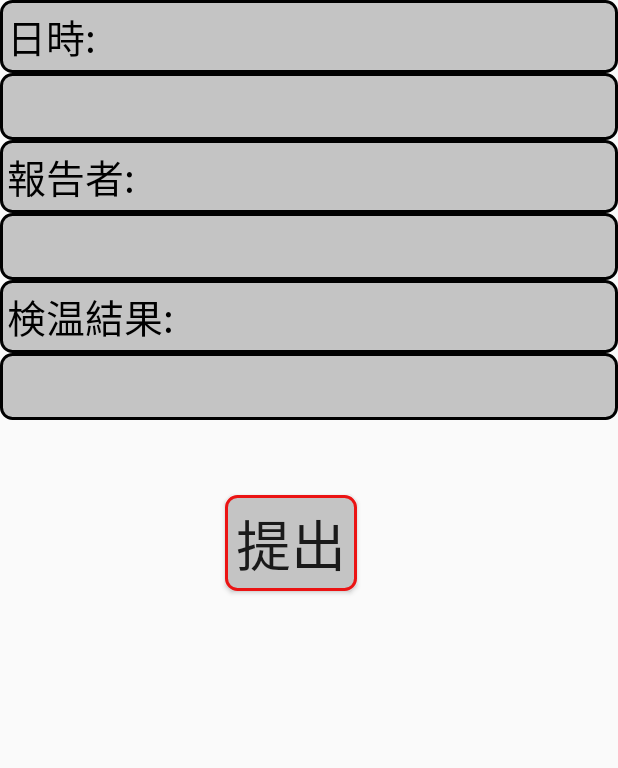
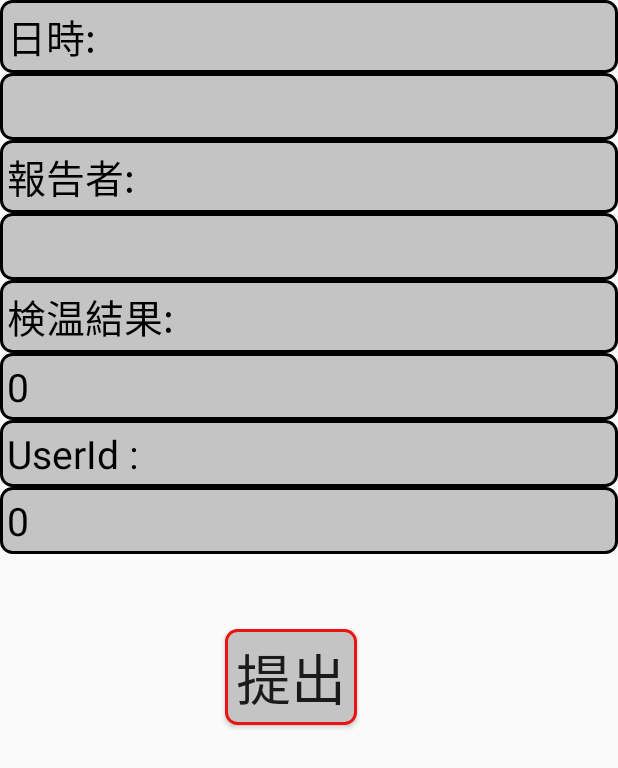
Before and after one commit to TRANQUOC22106/BoTeR, an Android app: the fragment UserFragment shown on its own in the app's theme, on a phone screen of 412 x 824 dp. Shown: the top 768 px of the screen. Run offline under Robolectric (Android 15) with nearby library versions, the phone set to English and light mode, and no system bars; our stand-ins replace Firebase (no records; nobody signed in at launch, a user with empty details on screens opened directly), sdp/ssp sizes; Roboto replaces fonts that are not available here.

Commit message:
FragmentUserの処理を追加された

```diff
--- a/app/src/main/java/com/example/boter/ui/User/UserFragment.java
+++ b/app/src/main/java/com/example/boter/ui/User/UserFragment.java
@@ -1,9 +1,13 @@
 package com.example.boter.ui.User;
 
+import android.content.Context;
 import android.os.Bundle;
 import android.view.LayoutInflater;
 import android.view.View;
 import android.view.ViewGroup;
+import android.widget.Button;
+import android.widget.EditText;
+import android.widget.Toast;
 
 import androidx.annotation.NonNull;
 import androidx.annotation.Nullable;
@@ -11,11 +15,20 @@ import androidx.fragment.app.Fragment;
 import androidx.lifecycle.Observer;
 import androidx.lifecycle.ViewModelProviders;
 
+import com.example.boter.Adapter.Person;
 import com.example.boter.R;
+import com.google.firebase.firestore.CollectionReference;
+import com.google.firebase.firestore.FirebaseFirestore;
 
 public class UserFragment extends Fragment {
 
     private UserViewModel sendViewModel;
+    private EditText edtName;
+    private EditText edtTemp;
+    private Button btnUpdate;
+    private EditText edtUserId;
+
+
 
     public View onCreateView(@NonNull LayoutInflater inflater,
                              ViewGroup container, Bundle savedInstanceState) {
@@ -27,6 +40,34 @@ public class UserFragment extends Fragment {
             public void onChanged(@Nullable String s) {
             }
         });
+        edtName = root.findViewById(R.id.editTextName);
+        edtTemp = root.findViewById(R.id.editTextTemp);
+        edtUserId = root.findViewById(R.id.editTextUserId);
+        btnUpdate = root.findViewById(R.id.buttonUpdate);
+
+        btnUpdate.setOnClickListener(
+                new View.OnClickListener() {
+                    @Override
+                    public void onClick(View v) {
+                        updateUser();
+                    }
+                }
+        );
         return root;
     }
+
+    private void updateUser() {
+        String name = edtName.getText().toString();
+        int temp = Integer.parseInt(edtTemp.getText().toString());
+        int userId = Integer.parseInt(edtUserId.getText().toString());
+        Context context = getActivity();
+        if (name.trim().isEmpty()){
+            Toast.makeText(context, "名前を入力してください", Toast.LENGTH_SHORT).show();
+            return;
+        }
+        CollectionReference userListRef = FirebaseFirestore.getInstance()
+                .collection("UserList");
+        userListRef.add(new Person(name, temp, userId));
+        Toast.makeText(context,"提出された。", Toast.LENGTH_SHORT).show();
+    }
 }
--- a/app/src/main/res/layout/fragment_user.xml
+++ b/app/src/main/res/layout/fragment_user.xml
@@ -25,11 +25,13 @@
         android:text="報告者:"
         android:textColor="@color/black"/>
     <EditText
+        android:id="@+id/editTextName"
         android:layout_width="match_parent"
         android:layout_height="wrap_content"
         android:background="@drawable/edittext_style2"
         android:textSize="@dimen/_20sdp"
-        android:textColor="@color/black" />
+        android:textColor="@color/black"
+        android:inputType="textMultiLine"/>
     <TextView
         android:layout_width="match_parent"
         android:layout_height="wrap_content"
@@ -38,13 +40,32 @@
         android:text="検温結果:"
         android:textColor="@color/black"/>
     <EditText
+        android:id="@+id/editTextTemp"
         android:layout_width="match_parent"
         android:layout_height="wrap_content"
         android:background="@drawable/edittext_style2"
         android:textSize="@dimen/_20sdp"
         android:textColor="@color/black"
-        android:inputType="number"/>
+        android:inputType="number"
+        android:text="0"/>
+    <TextView
+        android:layout_width="match_parent"
+        android:layout_height="wrap_content"
+        android:background="@drawable/edittext_style2"
+        android:textSize="@dimen/_20sdp"
+        android:text="UserId :"
+        android:textColor="@color/black"/>
+    <EditText
+        android:id="@+id/editTextUserId"
+        android:layout_width="match_parent"
+        android:layout_height="wrap_content"
+        android:background="@drawable/edittext_style2"
+        android:textSize="@dimen/_20sdp"
+        android:textColor="@color/black"
+        android:inputType="number"
+        android:text="0"/>
     <Button
+        android:id="@+id/buttonUpdate"
         android:layout_width="wrap_content"
         android:layout_height="wrap_content"
         android:text="提出"
```
